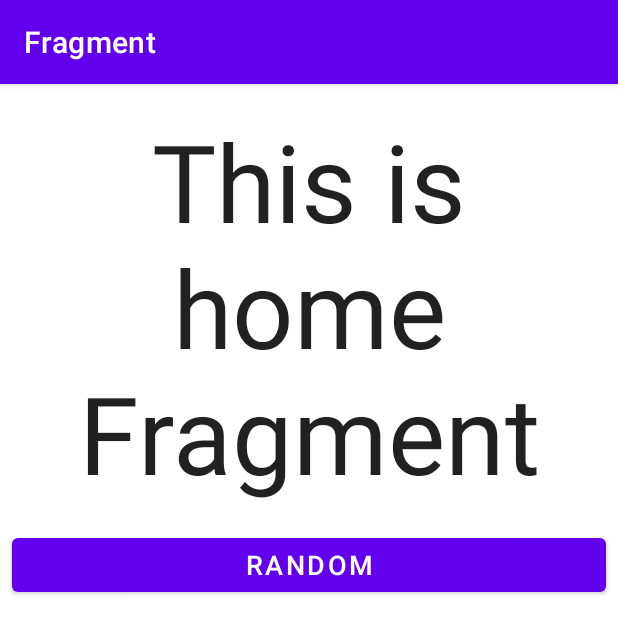
After one commit to matam/Erasmus_Lab2, an Android app: the fragment RandomNumberFragment shown on its own in the app's theme, on a phone screen of 412 x 824 dp. The commit adds this screen. Shown: the top 634 px of the screen. Run offline under Robolectric (Android 15) with nearby library versions, the phone set to English and light mode, and no system bars; our stand-ins replace data binding.

Commit message:
first approach to solution code

```diff
--- a/app/build.gradle
+++ b/app/build.gradle
@@ -1,6 +1,7 @@
 plugins {
     id 'com.android.application'
     id 'kotlin-android'
+    id 'kotlin-kapt'
 }
 
 android {
@@ -30,6 +31,9 @@ android {
     kotlinOptions {
         jvmTarget = '1.8'
     }
+    dataBinding {
+        enabled = true
+    }
 }
 
 dependencies {
--- /dev/null
+++ b/app/src/main/java/edu/zut/wi/erasmus/fragment/ui/randomnumber/RandomNumberFragment.kt
@@ -0,0 +1,42 @@
+package edu.zut.wi.erasmus.fragment.ui.randomnumber
+
+import android.os.Bundle
+import android.view.LayoutInflater
+import android.view.View
+import android.view.ViewGroup
+import android.widget.TextView
+import androidx.databinding.DataBindingUtil
+import androidx.fragment.app.Fragment
+import androidx.lifecycle.Observer
+import androidx.lifecycle.ViewModelProvider
+import edu.zut.wi.erasmus.fragment.R
+import edu.zut.wi.erasmus.fragment.databinding.FragmentRandomnumberBinding
+
+class RandomNumberFragment  : Fragment() {
+
+    private lateinit var randomNumberViewModel: RandomNumberViewModel
+    private lateinit var binding: FragmentRandomnumberBinding
+
+    override fun onCreateView(
+        inflater: LayoutInflater,
+        container: ViewGroup?,
+        savedInstanceState: Bundle?
+    ): View? {
+
+        binding= DataBindingUtil.inflate(
+            inflater,
+            R.layout.fragment_randomnumber,
+            container,
+            false
+        )
+        randomNumberViewModel =
+            ViewModelProvider(this).get(RandomNumberViewModel::class.java)
+        //val root = inflater.inflate(R.layout.fragment_randomnumber, container, false)
+        val randomNumberText: TextView = binding.root.findViewById(R.id.randomNumberText)
+        randomNumberViewModel.text.observe(viewLifecycleOwner, Observer {
+            randomNumberText.text = it
+        })
+        binding.viewModel=randomNumberViewModel
+        return binding.root
+    }
+}
--- /dev/null
+++ b/app/src/main/java/edu/zut/wi/erasmus/fragment/ui/randomnumber/RandomNumberViewModel.kt
@@ -0,0 +1,21 @@
+package edu.zut.wi.erasmus.fragment.ui.randomnumber
+
+import androidx.lifecycle.LiveData
+import androidx.lifecycle.MutableLiveData
+import androidx.lifecycle.ViewModel
+import androidx.lifecycle.viewModelScope
+import kotlinx.coroutines.launch
+import kotlin.random.Random
+
+class RandomNumberViewModel : ViewModel() {
+
+    private val _text = MutableLiveData<String>().apply {
+        value = "This is home Fragment"
+    }
+    var text: LiveData<String> = _text
+
+    fun generateRandom() {
+        _text.postValue(Random.nextInt(0,100).toString());
+    }
+
+    }
--- /dev/null
+++ b/app/src/main/res/layout/fragment_randomnumber.xml
@@ -0,0 +1,49 @@
+<?xml version="1.0" encoding="utf-8"?>
+<layout xmlns:android="http://schemas.android.com/apk/res/android"
+    xmlns:app="http://schemas.android.com/apk/res-auto"
+    xmlns:tools="http://schemas.android.com/tools"
+    android:fillViewport="true"
+    >
+    <data>
+        <variable
+            name="viewModel"
+            type="edu.zut.wi.erasmus.fragment.ui.randomnumber.RandomNumberViewModel" />
+    </data>
+
+    <androidx.constraintlayout.widget.ConstraintLayout
+        android:layout_width="match_parent"
+        android:layout_height="wrap_content"
+        tools:context=".ui.randomnumber.RandomNumberFragment">
+
+        <TextView
+            android:id="@+id/randomNumberText"
+            android:layout_width="0dp"
+            android:layout_height="wrap_content"
+            android:layout_marginStart="@dimen/horizontal_margin"
+            android:layout_marginTop="@dimen/vertical_margin"
+            android:layout_marginEnd="@dimen/horizontal_margin"
+            app:layout_constraintEnd_toEndOf="parent"
+            app:layout_constraintStart_toStartOf="parent"
+            app:layout_constraintTop_toTopOf="parent"
+            android:text="@string/randomNumber_text"
+            android:textSize="@dimen/number_text_size"
+            android:textAlignment="center"
+            android:textAppearance="@style/TextAppearance.AppCompat.Large"
+            />
+
+        <Button
+            android:id="@+id/randomButton"
+            android:onClick="@{() -> viewModel.generateRandom()}"
+            android:layout_width="0dp"
+            android:layout_height="wrap_content"
+            android:layout_marginStart="@dimen/horizontal_margin"
+            android:layout_marginTop="@dimen/vertical_margin"
+            android:layout_marginEnd="@dimen/horizontal_margin"
+            android:text="@string/random_button"
+            android:textSize="@dimen/button_text_size"
+            app:layout_constraintEnd_toEndOf="parent"
+            app:layout_constraintStart_toStartOf="parent"
+            app:layout_constraintTop_toBottomOf="@+id/randomNumberText" />
+    </androidx.constraintlayout.widget.ConstraintLayout>
+
+</layout>
--- a/app/src/main/res/layout/nav_header_main.xml
+++ b/app/src/main/res/layout/nav_header_main.xml
@@ -18,7 +18,7 @@
         android:layout_height="wrap_content"
         android:contentDescription="@string/nav_header_desc"
         android:paddingTop="@dimen/nav_header_vertical_spacing"
-        app:srcCompat="@mipmap/ic_launcher_round" />
+        app:srcCompat="@mipmap/ic_launcher" />
 
     <TextView
         android:layout_width="match_parent"
--- a/app/src/main/res/menu/activity_main_drawer.xml
+++ b/app/src/main/res/menu/activity_main_drawer.xml
@@ -16,5 +16,10 @@
             android:id="@+id/nav_slideshow"
             android:icon="@drawable/ic_menu_slideshow"
             android:title="@string/menu_slideshow" />
+        <item
+            android:id="@+id/nav_randomnumber"
+            android:icon="@drawable/ic_menu_slideshow"
+            android:title="@string/menu_rundomnumber" />
+
     </group>
 </menu>
--- a/app/src/main/res/navigation/mobile_navigation.xml
+++ b/app/src/main/res/navigation/mobile_navigation.xml
@@ -22,4 +22,11 @@
         android:name="edu.zut.wi.erasmus.fragment.ui.slideshow.SlideshowFragment"
         android:label="@string/menu_slideshow"
         tools:layout="@layout/fragment_slideshow" />
+
+    <fragment
+        android:id="@+id/nav_randomnumber"
+        android:name="edu.zut.wi.erasmus.fragment.ui.randomnumber.RandomNumberFragment"
+        android:label="@string/menu_rundomnumber"
+        tools:layout="@layout/fragment_randomnumber" />
+
 </navigation>
--- a/app/src/main/res/values/dimens.xml
+++ b/app/src/main/res/values/dimens.xml
@@ -5,4 +5,16 @@
     <dimen name="nav_header_vertical_spacing">8dp</dimen>
     <dimen name="nav_header_height">176dp</dimen>
     <dimen name="fab_margin">16dp</dimen>
+
+    <dimen name="vertical_margin">16dp</dimen>
+    <dimen name="horizontal_margin">8dp</dimen>
+    <dimen name="button_padding">16dp</dimen>
+    <dimen name="button_text_size">18sp</dimen>
+    <dimen name="number_text_size">72sp</dimen>
+    <dimen name="question_horizontal_margin">32dp</dimen>
+    <dimen name="question_vertical_margin">8dp</dimen>
+    <dimen name="answer_text_size">18sp</dimen>
+    <dimen name="question_text_size">30sp</dimen>
+    <dimen name="image_header_height">192dp</dimen>
+    <dimen name="game_over_height">350dp</dimen>
 </resources>
--- a/app/src/main/res/values/strings.xml
+++ b/app/src/main/res/values/strings.xml
@@ -2,12 +2,16 @@
     <string name="app_name">Fragment</string>
     <string name="navigation_drawer_open">Open navigation drawer</string>
     <string name="navigation_drawer_close">Close navigation drawer</string>
-    <string name="nav_header_title">Android Studio</string>
-    <string name="nav_header_subtitle">android.studio@android.com</string>
+    <string name="nav_header_title">Open Erasums</string>
+    <string name="nav_header_subtitle">rmaciaszczyk@zut.edu.pl</string>
     <string name="nav_header_desc">Navigation header</string>
     <string name="action_settings">Settings</string>
 
     <string name="menu_home">Home</string>
     <string name="menu_gallery">Gallery</string>
     <string name="menu_slideshow">Slideshow</string>
+    <string name="menu_rundomnumber">Rnadom Number</string>
+
+    <string name="randomNumber_text">0</string>
+    <string name="random_button">Random</string>
 </resources>
```
